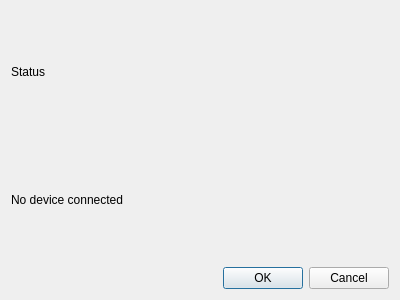
The window that src/networking/server.ui (kitswas/VirtualGamePad-PC) describes before a commit, drawn with Qt 5.
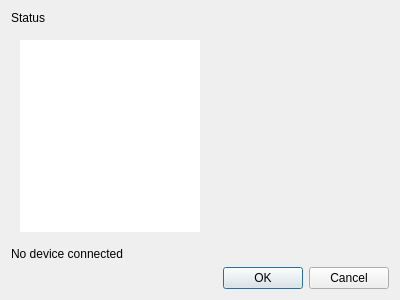
The same window after the commit.

Commit message: UI for IP QRs

Patch:
```diff
--- a/src/networking/server.ui
+++ b/src/networking/server.ui
@@ -30,6 +30,46 @@
      </property>
     </widget>
    </item>
+   <item>
+    <widget class="QWidget" name="IPwidget" native="true">
+     <layout class="QHBoxLayout" name="horizontalLayout">
+      <property name="spacing">
+       <number>0</number>
+      </property>
+      <item>
+       <widget class="QListWidget" name="IPList">
+        <property name="frameShape">
+         <enum>QFrame::NoFrame</enum>
+        </property>
+        <property name="horizontalScrollBarPolicy">
+         <enum>Qt::ScrollBarAlwaysOff</enum>
+        </property>
+        <property name="sizeAdjustPolicy">
+         <enum>QAbstractScrollArea::AdjustToContents</enum>
+        </property>
+        <property name="editTriggers">
+         <set>QAbstractItemView::NoEditTriggers</set>
+        </property>
+        <property name="showDropIndicator" stdset="0">
+         <bool>false</bool>
+        </property>
+        <property name="selectionMode">
+         <enum>QAbstractItemView::SingleSelection</enum>
+        </property>
+        <property name="selectionBehavior">
+         <enum>QAbstractItemView::SelectRows</enum>
+        </property>
+        <property name="textElideMode">
+         <enum>Qt::ElideNone</enum>
+        </property>
+       </widget>
+      </item>
+      <item>
+       <widget class="QStackedWidget" name="QRViewer"/>
+      </item>
+     </layout>
+    </widget>
+   </item>
    <item>
     <widget class="QLabel" name="clientLabel">
      <property name="text">
```
The commit also changes 1 other file.
